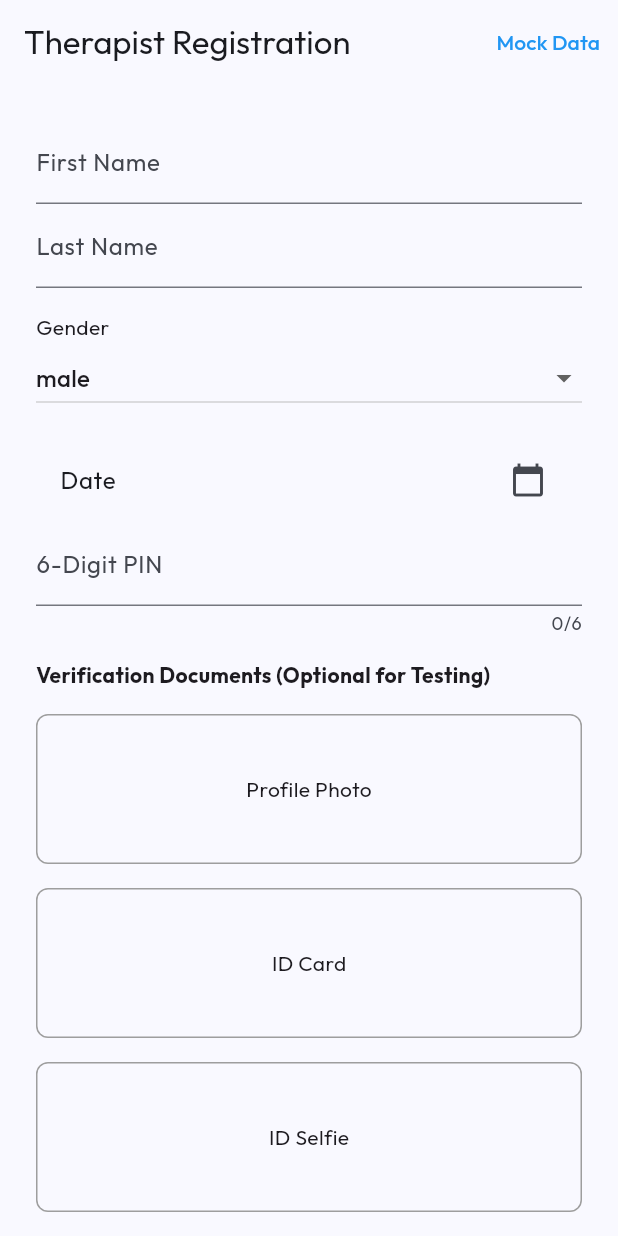
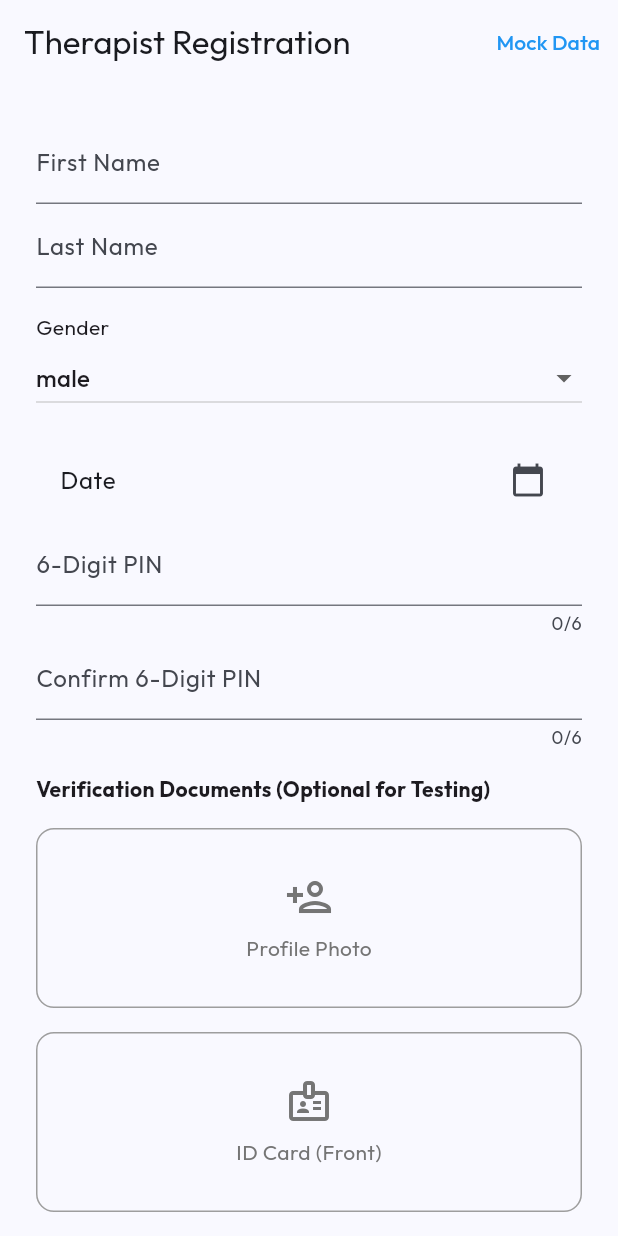
Before and after one commit to JanreyDev/Spacall-Therapist-App, a Flutter app: the RegistrationScreen screen opened directly with empty values, on a phone screen of 412 x 824 dp. Run offline on Flutter 3.47's test engine with Material 3 defaults, Android fonts, the phone set to English and light mode, and no system bars; our stand-ins replace camera, google_fonts, image_picker, shared_preferences; missing offline and left inert: google_mlkit_face_detection, laravel_echo, pusher_channels_flutter; accounts and stored records are empty.

Commit message:
feat: implement smart camera overlays, blink detection, and PIN confirmation

```diff
--- a/lib/screens/registration_screen.dart
+++ b/lib/screens/registration_screen.dart
@@ -3,8 +3,9 @@ import 'package:flutter/material.dart';
 import 'package:image_picker/image_picker.dart';
 import 'package:flutter/foundation.dart';
 import 'package:shared_preferences/shared_preferences.dart';
+import 'welcome_screen.dart';
+import 'spacall_camera_screen.dart';
 import '../api_service.dart';
-import 'welcome_screen.dart';
 
 class RegistrationScreen extends StatefulWidget {
   final String mobileNumber;
@@ -19,6 +20,7 @@ class _RegistrationScreenState extends State<RegistrationScreen> {
   final _firstNameController = TextEditingController();
   final _lastNameController = TextEditingController();
   final _pinController = TextEditingController();
+  final _confirmPinController = TextEditingController();
   final _apiService = ApiService();
 
   String _gender = 'male';
@@ -27,16 +29,68 @@ class _RegistrationScreenState extends State<RegistrationScreen> {
 
   XFile? _profilePhoto;
   XFile? _idCardPhoto;
+  XFile? _idCardBackPhoto;
   XFile? _idSelfiePhoto;
 
   final ImagePicker _picker = ImagePicker();
 
-  Future<void> _pickImage(String type) async {
-    final XFile? image = await _picker.pickImage(source: ImageSource.gallery);
+  Future<void> _showSourceSelection(String type) async {
+    showModalBottomSheet(
+      context: context,
+      builder: (context) => SafeArea(
+        child: Wrap(
+          children: [
+            ListTile(
+              leading: const Icon(Icons.photo_library),
+              title: const Text('Gallery'),
+              onTap: () {
+                Navigator.pop(context);
+                _pickImage(type, source: ImageSource.gallery);
+              },
+            ),
+            ListTile(
+              leading: const Icon(Icons.camera_alt),
+              title: const Text('Camera'),
+              onTap: () async {
+                Navigator.pop(context);
+                final XFile? result = await Navigator.push(
+                  context,
+                  MaterialPageRoute(
+                    builder: (context) => SpacallCameraScreen(
+                      isFace: type == 'profile',
+                      isBlinkRequired:
+                          false, // No blink required for simple profile/id photos
+                    ),
+                  ),
+                );
+                if (result != null) {
+                  setState(() {
+                    if (type == 'profile') _profilePhoto = result;
+                    if (type == 'id_card') _idCardPhoto = result;
+                    if (type == 'id_card_back') _idCardBackPhoto = result;
+                  });
+                }
+              },
+            ),
+          ],
+        ),
+      ),
+    );
+  }
+
+  Future<void> _pickImage(String type, {required ImageSource source}) async {
+    final XFile? image = await _picker.pickImage(
+      source: source,
+      preferredCameraDevice: type == 'profile'
+          ? CameraDevice.front
+          : CameraDevice.rear,
+      imageQuality: 80,
+    );
     if (image != null) {
       setState(() {
         if (type == 'profile') _profilePhoto = image;
         if (type == 'id_card') _idCardPhoto = image;
+        if (type == 'id_card_back') _idCardBackPhoto = image;
         if (type == 'id_selfie') _idSelfiePhoto = image;
       });
     }
@@ -47,6 +101,7 @@ class _RegistrationScreenState extends State<RegistrationScreen> {
       _firstNameController.text = 'John';
       _lastNameController.text = 'Doe';
       _pinController.text = '123456';
+      _confirmPinController.text = '123456';
       _gender = 'male';
       _dob = DateTime(1990, 1, 1);
     });
@@ -62,6 +117,13 @@ class _RegistrationScreenState extends State<RegistrationScreen> {
       return;
     }
 
+    if (_pinController.text != _confirmPinController.text) {
+      ScaffoldMessenger.of(
+        context,
+      ).showSnackBar(const SnackBar(content: Text('PINs do not match')));
+      return;
+    }
+
     setState(() => _isLoading = true);
 
     try {
@@ -74,6 +136,7 @@ class _RegistrationScreenState extends State<RegistrationScreen> {
         pin: _pinController.text.trim(),
         profilePhoto: _profilePhoto,
         idCardPhoto: _idCardPhoto,
+        idCardBackPhoto: _idCardBackPhoto,
         idSelfiePhoto: _idSelfiePhoto,
         role: 'therapist', // Default role for this app
       );
@@ -160,6 +223,16 @@ class _RegistrationScreenState extends State<RegistrationScreen> {
               controller: _pinController,
               decoration: const InputDecoration(labelText: '6-Digit PIN'),
               keyboardType: TextInputType.number,
+              obscureText: true,
+              maxLength: 6,
+            ),
+            TextField(
+              controller: _confirmPinController,
+              decoration: const InputDecoration(
+                labelText: 'Confirm 6-Digit PIN',
+              ),
+              keyboardType: TextInputType.number,
+              obscureText: true,
               maxLength: 6,
             ),
             const SizedBox(height: 16),
@@ -171,17 +244,40 @@ class _RegistrationScreenState extends State<RegistrationScreen> {
             _buildImagePicker(
               'Profile Photo',
               _profilePhoto,
-              () => _pickImage('profile'),
+              () => _showSourceSelection('profile'),
+              icon: Icons.person_add_outlined,
             ),
             _buildImagePicker(
-              'ID Card',
+              'ID Card (Front)',
               _idCardPhoto,
-              () => _pickImage('id_card'),
+              () => _showSourceSelection('id_card'),
+              icon: Icons.badge_outlined,
             ),
             _buildImagePicker(
-              'ID Selfie',
+              'ID Card (Back)',
+              _idCardBackPhoto,
+              () => _showSourceSelection('id_card_back'),
+              icon: Icons.badge_outlined,
+            ),
+            _buildImagePicker(
+              'Facial Scan (ID Selfie)',
               _idSelfiePhoto,
-              () => _pickImage('id_selfie'),
+              () async {
+                final XFile? result = await Navigator.push(
+                  context,
+                  MaterialPageRoute(
+                    builder: (context) => const SpacallCameraScreen(
+                      isFace: true,
+                      isBlinkRequired: true, // Verification scan requires blink
+                    ),
+                  ),
+                );
+                if (result != null) {
+                  setState(() => _idSelfiePhoto = result);
+                }
+              },
+              icon: Icons.face_retouching_natural,
+              isScanner: true,
             ),
             const SizedBox(height: 32),
             _isLoading
@@ -199,23 +295,84 @@ class _RegistrationScreenState extends State<RegistrationScreen> {
     );
   }
 
-  Widget _buildImagePicker(String label, XFile? image, VoidCallback onTap) {
+  Widget _buildImagePicker(
+    String label,
+    XFile? image,
+    VoidCallback onTap, {
+    IconData? icon,
+    bool isScanner = false,
+  }) {
     return Padding(
       padding: const EdgeInsets.symmetric(vertical: 8.0),
       child: InkWell(
         onTap: onTap,
         child: Container(
-          height: 100,
+          height: 120,
           width: double.infinity,
           decoration: BoxDecoration(
-            border: Border.all(color: Colors.grey),
-            borderRadius: BorderRadius.circular(8),
+            border: Border.all(
+              color: isScanner && image == null ? Colors.blue : Colors.grey,
+              width: isScanner && image == null ? 2 : 1,
+            ),
+            borderRadius: BorderRadius.circular(12),
+            color: isScanner && image == null
+                ? Colors.blue.withOpacity(0.05)
+                : null,
           ),
           child: image == null
-              ? Center(child: Text(label))
-              : kIsWeb
-              ? Image.network(image.path, fit: BoxFit.cover)
-              : Image.file(File(image.path), fit: BoxFit.cover),
+              ? Column(
+                  mainAxisAlignment: MainAxisAlignment.center,
+                  children: [
+                    Icon(
+                      icon ?? Icons.add_a_photo_outlined,
+                      color: isScanner ? Colors.blue : Colors.grey[600],
+                      size: 32,
+                    ),
+                    const SizedBox(height: 8),
+                    Text(
+                      label,
+                      style: TextStyle(
+                        color: isScanner ? Colors.blue : Colors.grey[600],
+                        fontWeight: isScanner
+                            ? FontWeight.bold
+                            : FontWeight.normal,
+                      ),
+                    ),
+                    if (isScanner)
+                      const Text(
+                        '(Tap to start facial scan)',
+                        style: TextStyle(fontSize: 10, color: Colors.blue),
+                      ),
+                  ],
+                )
+              : ClipRRect(
+                  borderRadius: BorderRadius.circular(11),
+                  child: Stack(
+                    children: [
+                      Positioned.fill(
+                        child: kIsWeb
+                            ? Image.network(image.path, fit: BoxFit.cover)
+                            : Image.file(File(image.path), fit: BoxFit.cover),
+                      ),
+                      Positioned(
+                        right: 8,
+                        top: 8,
+                        child: Container(
+                          padding: const EdgeInsets.all(4),
+                          decoration: const BoxDecoration(
+                            color: Colors.green,
+                            shape: BoxShape.circle,
+                          ),
+                          child: const Icon(
+                            Icons.check,
+                            color: Colors.white,
+                            size: 16,
+                          ),
+                        ),
+                      ),
+                    ],
+                  ),
+                ),
         ),
       ),
     );
--- a/lib/screens/welcome_screen.dart
+++ b/lib/screens/welcome_screen.dart
@@ -80,7 +80,7 @@ class _WelcomeScreenState extends State<WelcomeScreen> {
 
       if (value) {
         final providerId = widget.userData['provider']['id'];
-        _apiService.initEcho(widget.userData['token'], providerId);
+        await _apiService.initEcho(widget.userData['token'], providerId);
         _apiService.listenForBookings(providerId, (booking) {
           _checkActiveRequests(); // Refresh count instantly
           ScaffoldMessenger.of(context).showSnackBar(
--- a/pubspec.yaml
+++ b/pubspec.yaml
@@ -42,7 +42,9 @@ dependencies:
   geolocator: ^13.0.0
   shared_preferences: ^2.5.4
   laravel_echo: ^1.0.0-beta.1
-  pusher_client: ^2.0.0
+  pusher_channels_flutter: ^2.6.0
+  camera: ^0.11.1
+  google_mlkit_face_detection: ^0.11.0
 
 dev_dependencies:
   flutter_test:
```
Also changed, not shown: lib/api_service.dart (+26 -26 lines), lib/screens/spacall_camera_screen.dart (added, +389 -0 lines), pubspec.lock, 2 other files.
